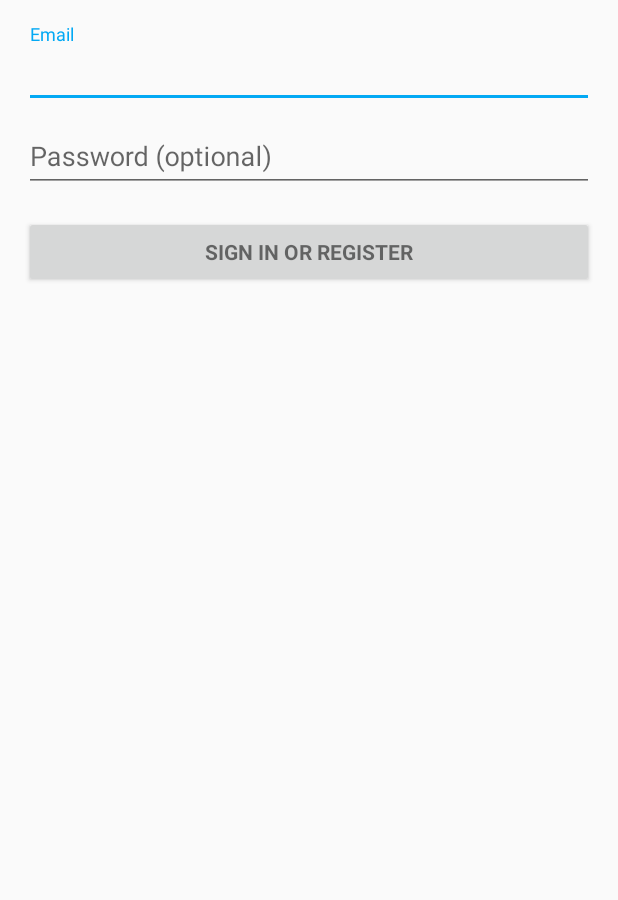
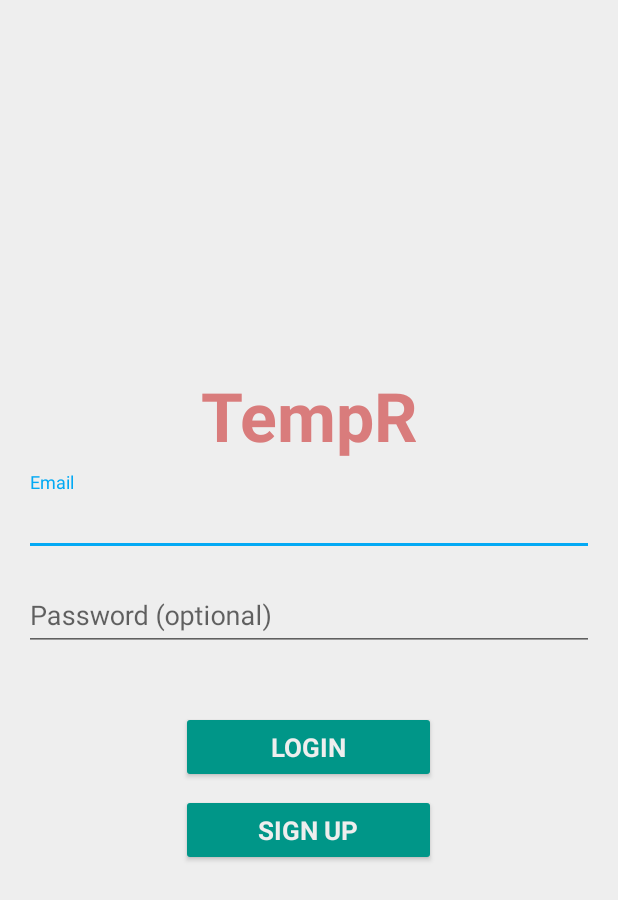
Before and after one commit to alexovits/tempr-android-app, an Android app: the layout activity_login.xml on its own in the app's theme, with its tools: preview values and no code run, on a phone screen of 412 x 824 dp. Shown: the top 900 px of the screen. Run offline under Robolectric (Android 15) with nearby library versions, the phone set to English and light mode, and no system bars.

Commit message:
Login page redesign

```diff
--- a/app/src/main/AndroidManifest.xml
+++ b/app/src/main/AndroidManifest.xml
@@ -16,16 +16,16 @@
         android:theme="@style/AppTheme">
         <activity
             android:name=".feature.login.LoginActivity"
-            android:label="@string/app_name"></activity>
+            android:label="@string/app_name">
+            <intent-filter>
+                <action android:name="android.intent.action.MAIN" />
+                <category android:name="android.intent.category.LAUNCHER" />
+            </intent-filter>
+        </activity>
         <activity
             android:name=".feature.MainView"
             android:label="@string/title_activity_main_view"
             android:theme="@style/AppTheme.NoActionBar">
-            <intent-filter>
-                <action android:name="android.intent.action.MAIN" />
-
-                <category android:name="android.intent.category.LAUNCHER" />
-            </intent-filter>
         </activity>
         <activity
             android:name=".feature.heatingcircuit.HeatingCircuitDetailedView"
--- a/app/src/main/java/edu/ubb/tempr/feature/MainView.java
+++ b/app/src/main/java/edu/ubb/tempr/feature/MainView.java
@@ -20,7 +20,7 @@ import java.util.List;
 import edu.ubb.tempr.R;
 import edu.ubb.tempr.data.model.HeatingCircuit;
 import edu.ubb.tempr.feature.dashboard.DashboardFragment;
-import edu.ubb.tempr.feature.dashboard.adapter.HeatingCircuitAdapter;
+import edu.ubb.tempr.feature.dashboard.HeatingCircuitAdapter;
 
 public class MainView extends AppCompatActivity{
 
--- a/app/src/main/java/edu/ubb/tempr/feature/dashboard/adapter/HeatingCircuitAdapter.java
+++ b/app/src/main/java/edu/ubb/tempr/feature/dashboard/HeatingCircuitAdapter.java
@@ -1,4 +1,4 @@
-package edu.ubb.tempr.feature.dashboard.adapter;
+package edu.ubb.tempr.feature.dashboard;
 
 import android.content.Context;
 import android.content.Intent;
--- a/app/src/main/java/edu/ubb/tempr/feature/login/LoginActivity.java
+++ b/app/src/main/java/edu/ubb/tempr/feature/login/LoginActivity.java
@@ -72,6 +72,7 @@ public class LoginActivity extends AppCompatActivity{
 
         mLoginFormView = findViewById(R.id.login_form);
         mProgressView = findViewById(R.id.login_progress);
+        getSupportActionBar().hide();
     }
 
     /**
--- a/app/src/main/res/layout/activity_login.xml
+++ b/app/src/main/res/layout/activity_login.xml
@@ -8,21 +8,15 @@
     android:paddingLeft="@dimen/activity_horizontal_margin"
     android:paddingRight="@dimen/activity_horizontal_margin"
     android:paddingTop="@dimen/activity_vertical_margin"
+    android:background="@color/canvas"
     tools:context="edu.ubb.tempr.feature.login.LoginActivity">
 
     <!-- Login progress -->
-    <ProgressBar
-        android:id="@+id/login_progress"
-        style="?android:attr/progressBarStyleLarge"
-        android:layout_width="wrap_content"
-        android:layout_height="wrap_content"
-        android:layout_marginBottom="8dp"
-        android:visibility="gone" />
-
-    <ScrollView
+    <RelativeLayout
         android:id="@+id/login_form"
         android:layout_width="match_parent"
-        android:layout_height="match_parent">
+        android:layout_height="match_parent"
+        android:gravity="center">
 
         <LinearLayout
             android:id="@+id/email_login_form"
@@ -30,9 +24,22 @@
             android:layout_height="wrap_content"
             android:orientation="vertical">
 
+            <TextView
+                android:layout_height="wrap_content"
+                android:layout_width="match_parent"
+                android:text="TempR"
+                android:gravity="center"
+                android:textStyle="bold"
+                android:textSize="45sp"
+                android:textColor="#d97c7c"
+                android:shadowDx="2"
+                android:shadowDy="2"
+                android:shadowRadius="2"/>
+
             <android.support.design.widget.TextInputLayout
                 android:layout_width="match_parent"
-                android:layout_height="wrap_content">
+                android:layout_height="wrap_content"
+                android:layout_marginTop="7dp">
 
                 <AutoCompleteTextView
                     android:id="@+id/email"
@@ -47,7 +54,8 @@
 
             <android.support.design.widget.TextInputLayout
                 android:layout_width="match_parent"
-                android:layout_height="wrap_content">
+                android:layout_height="wrap_content"
+                android:layout_marginTop="7dp">
 
                 <EditText
                     android:id="@+id/password"
@@ -59,6 +67,7 @@
                     android:imeOptions="actionUnspecified"
                     android:inputType="textPassword"
                     android:maxLines="1"
+                    android:textColorHighlight="@color/primary"
                     android:singleLine="true" />
 
             </android.support.design.widget.TextInputLayout>
@@ -66,12 +75,41 @@
             <Button
                 android:id="@+id/email_sign_in_button"
                 style="?android:textAppearanceSmall"
-                android:layout_width="match_parent"
+                android:layout_width="170dp"
                 android:layout_height="wrap_content"
-                android:layout_marginTop="16dp"
-                android:text="@string/action_sign_in"
-                android:textStyle="bold" />
+                android:layout_marginTop="40dp"
+                android:text="Login"
+                android:textStyle="bold"
+                android:layout_gravity="center"
+                android:textSize="17dp"
+                android:backgroundTint="@color/primary"
+                android:textColor="@color/canvas"/>
 
+            <Button
+                android:id="@+id/signup_button"
+                style="?android:textAppearanceSmall"
+                android:layout_width="170dp"
+                android:layout_height="wrap_content"
+                android:text="Sign Up"
+                android:textStyle="bold"
+                android:layout_marginTop="7dp"
+                android:layout_gravity="center"
+                android:backgroundTint="@color/primary"
+                android:textSize="17dp"
+                android:textColor="@color/canvas"/>
+            <ProgressBar
+                android:id="@+id/login_progress"
+                style="?android:attr/progressBarStyleLarge"
+                android:layout_width="40dp"
+                android:layout_height="40dp"
+                android:layout_marginTop="20dp"
+                android:visibility="gone"
+                android:layout_gravity="center"
+                />
         </LinearLayout>
-    </ScrollView>
+
+    </RelativeLayout>
+
+
+
 </LinearLayout>
```
